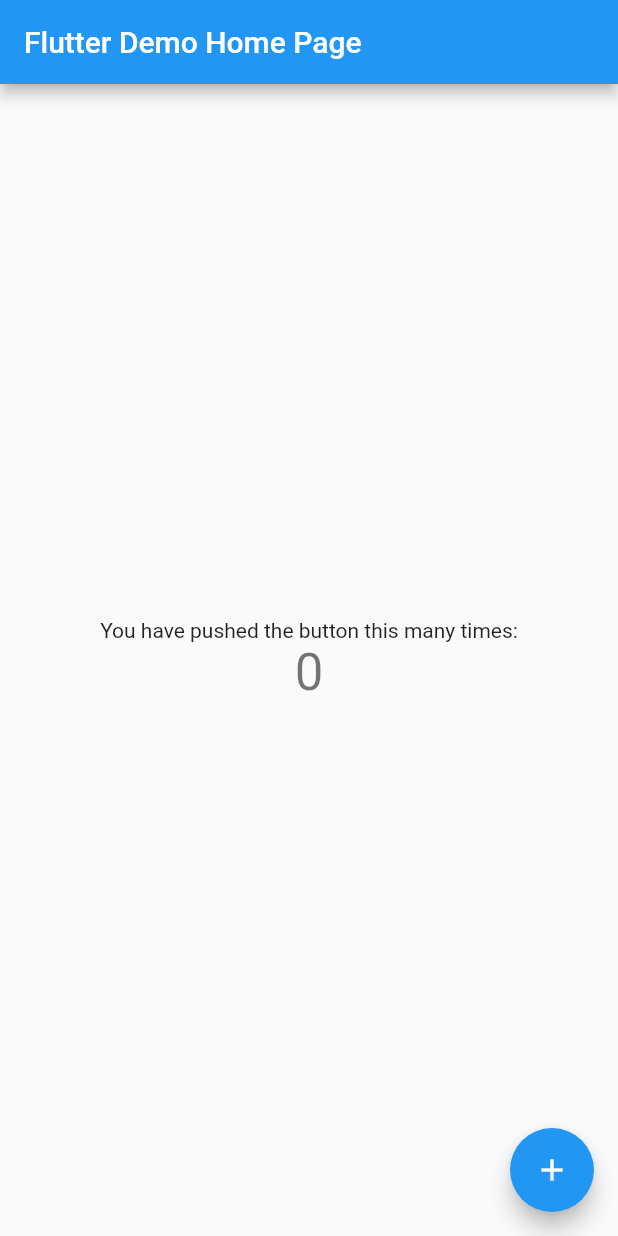
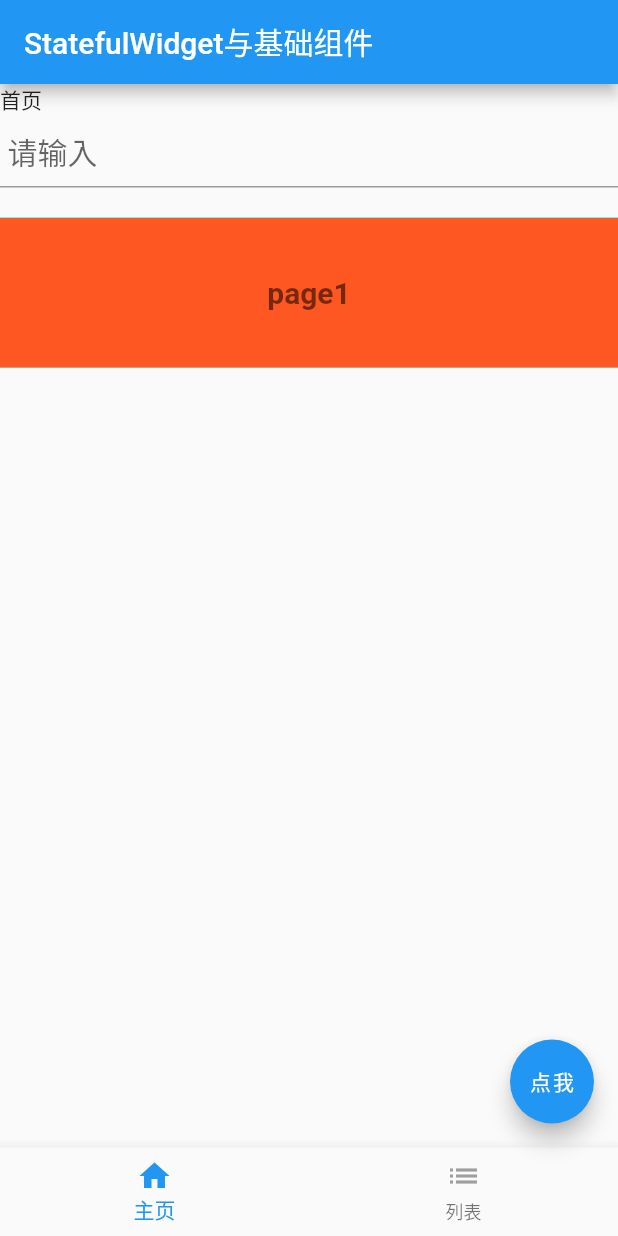
Before and after one commit to dingwen-github/flutter-basic, a Flutter app: the screen it shows after launch, on a phone screen of 412 x 824 dp. Run offline on Flutter 3.47's test engine with Material 2 defaults, Android fonts, the phone set to English and light mode, and no system bars.

Commit message:
StatefulWidget->PageView

```diff
--- a/lib/main.dart
+++ b/lib/main.dart
@@ -1,6 +1,8 @@
 import 'package:flutter/material.dart';
+import 'package:flutter_basic/less_group_page.dart';
+import 'package:flutter_basic/stateful_group_page.dart';
 
-void main() => runApp(MyApp());
+void main() => runApp(StatefulGroupPage());
 
 class MyApp extends StatelessWidget {
   // This widget is the root of your application.
--- /dev/null
+++ b/lib/stateful_group_page.dart
@@ -0,0 +1,126 @@
+import 'package:flutter/cupertino.dart';
+import 'package:flutter/material.dart';
+
+///StatelessWidget与基础组件
+
+class StatefulGroupPage extends StatefulWidget {
+  @override
+  _StatefulGroupPageState createState() => _StatefulGroupPageState();
+}
+
+class _StatefulGroupPageState extends State<StatefulGroupPage> {
+  int _currentIndex = 0;
+
+  Widget build(BuildContext context) {
+    TextStyle textStyle = TextStyle(fontSize: 20);
+    return MaterialApp(
+      title: 'StatefulWidget与基础组件',
+      theme: ThemeData(
+        primarySwatch: Colors.blue,
+      ),
+      //整个页面
+      home: Scaffold(
+        appBar: AppBar(
+          title: Text('StatefulWidget与基础组件'),
+        ),
+        //底部导航栏
+        bottomNavigationBar: BottomNavigationBar(
+            //控制切换
+            currentIndex: _currentIndex,
+            onTap: (index) {
+              setState(() {
+                _currentIndex = index;
+              });
+            },
+            items: [
+              //bottomNavigationBarItem至少要两项否则报错
+              BottomNavigationBarItem(
+                  icon: Icon(
+                    Icons.home,
+                    color: Colors.grey,
+                  ),
+                  //激活按钮
+                  activeIcon: Icon(
+                    Icons.home,
+                    color: Colors.blue,
+                  ),
+                  //必须要有标题
+                  title: Text('主页')),
+              BottomNavigationBarItem(
+                icon: Icon(
+                  Icons.list,
+                  color: Colors.grey,
+                ),
+                activeIcon: Icon(
+                  Icons.list,
+                  color: Colors.blue,
+                ),
+                title: Text('列表'),
+              ),
+            ]),
+        //悬浮按钮
+        floatingActionButton: FloatingActionButton(
+          onPressed: null,
+          child: Text('点我'),
+        ),
+        //RefreshIndicator刷新
+        body: _currentIndex == 0 ? RefreshIndicator(child:ListView(
+          children: <Widget>[
+            Text('首页'),
+            //输入框用法
+            TextField(
+              //输入文本的样式
+              decoration: InputDecoration(
+                //左上右下内容边距
+                contentPadding: EdgeInsets.fromLTRB(5, 5, 5, 5),
+                //默认值
+                hintText: '请输入',
+                hintStyle: TextStyle(fontSize: 20),
+              ),
+            ),
+            //PageView使用
+            Container(
+              height: 100,
+              margin: EdgeInsets.only(top: 20),
+              //装饰器
+              decoration: BoxDecoration(
+                color: Colors.lightBlueAccent
+              ),
+              child: PageView(
+                children: <Widget>[
+                  _item('page1',Colors.deepOrange),
+                  _item('page2',Colors.blue),
+                  _item('page3',Colors.pink),
+                  _item('page4',Colors.lightBlueAccent),
+                ],
+              ),
+            ),
+          ],
+        ),
+          //执行下拉刷新的回调
+            onRefresh: _handleRefresh,
+          //加载网络图片
+        ) : Image.network('https://www.baidu.com/img/PCtm_d9c8750bed0b3c7d089fa7d55720d6cf.png',width: 100,height: 100,),
+      ),
+    );
+  }
+}
+
+ Widget _item(String title, Color color) {
+  TextStyle textStyle = TextStyle(fontSize: 20,color: Colors.black54,fontWeight: FontWeight.bold);
+  return Container(
+    alignment: Alignment.center,
+    decoration: BoxDecoration(
+      color: color,
+    ),
+    child: Text(
+      title,
+      style: textStyle,
+    ),
+  );
+}
+
+Future<String> _handleRefresh() async{
+  await Future.delayed(Duration(microseconds: 2000));
+  return 'success';
+}
```
Also changed, not shown: lib/less_group_page.dart (added, +74 -0 lines).
